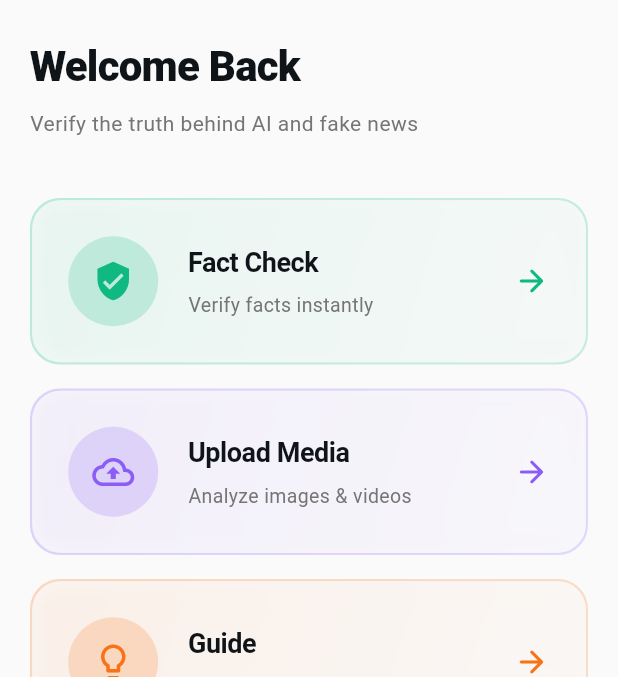
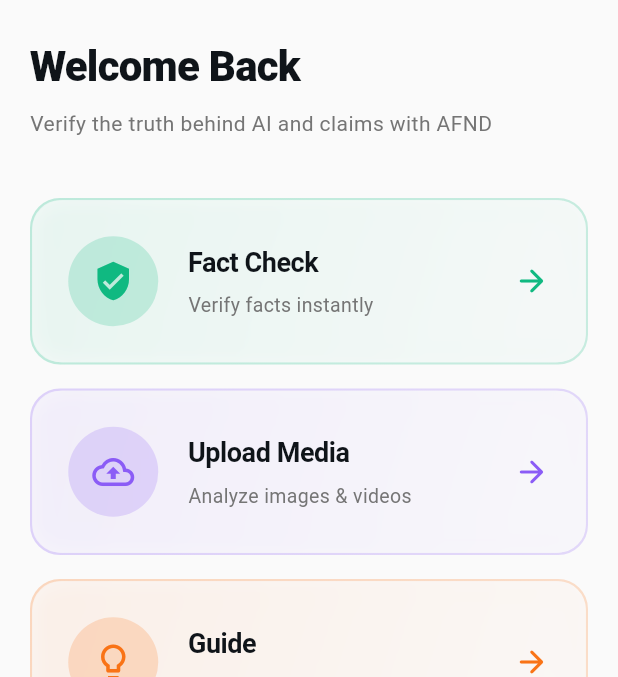
Before and after one commit to juanvictorqwerty/AI_AND_FAKE_NEWS_DETECTOR-, a Flutter app: the Homepage screen opened directly, on a phone screen of 412 x 824 dp, the part 84-761 px from its top. Run offline on Flutter 3.47's test engine with Material 3 defaults, Android fonts, the phone set to English and light mode, and no system bars; our stand-ins replace dio, get, google_fonts, image_picker, permission_handler, shared_preferences and 1 more; missing offline and left inert: get_thumbnail_video; accounts and stored records are empty.

Commit message:
fix: Update tagline in HomeHeader to clarify purpose of AFND

```diff
--- a/ai_fake_news_detector/lib/widgets/home_page/home_header.dart
+++ b/ai_fake_news_detector/lib/widgets/home_page/home_header.dart
@@ -21,7 +21,7 @@
         ),
         const SizedBox(height: 8),
         Text(
-          "Verify the truth behind AI and fake news",
+          "Verify the truth behind AI and claims with AFND",
           style: TextStyle(
             fontSize: 14,
             fontWeight: FontWeight.w400,
```
